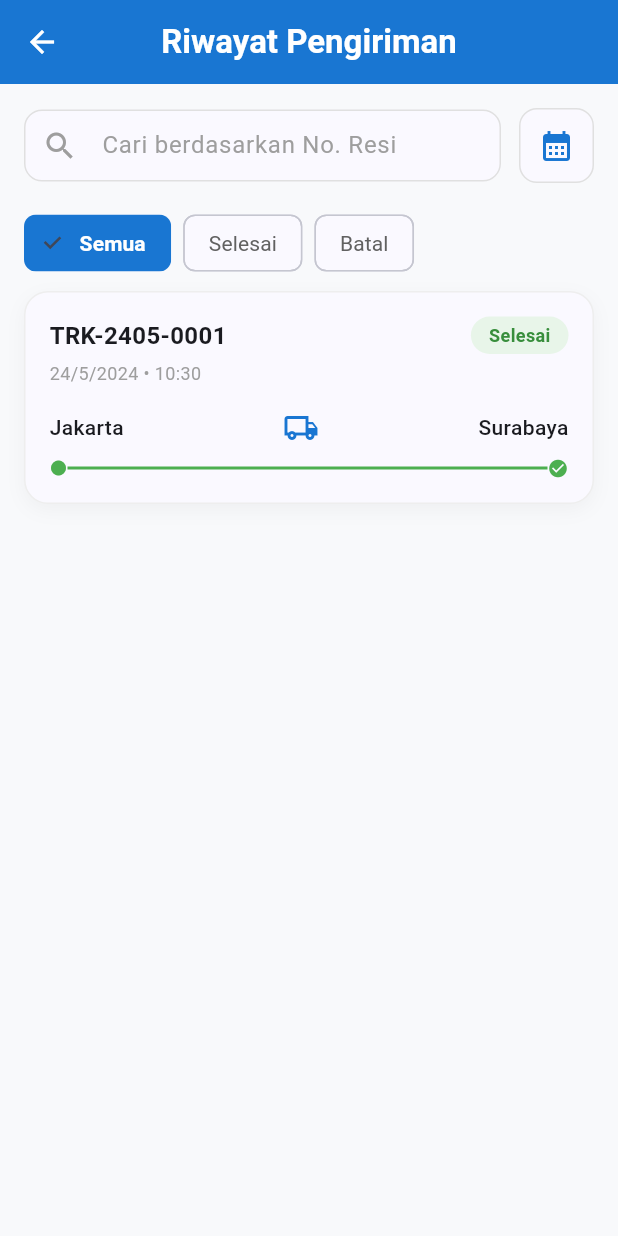
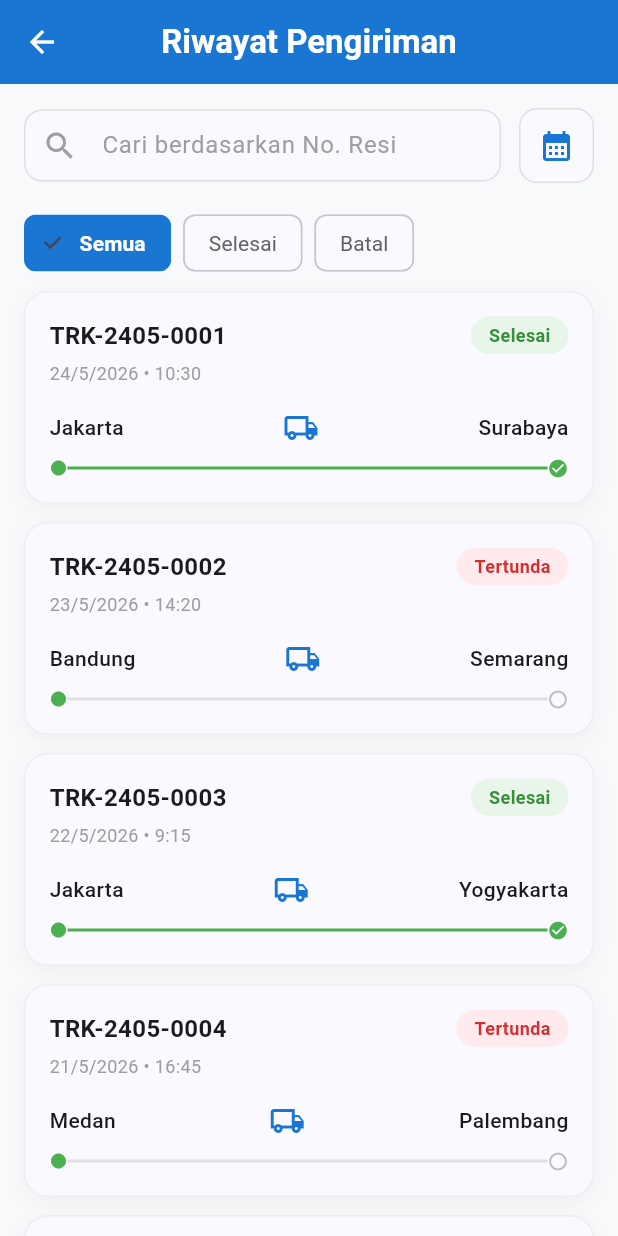
Before and after one commit to Galehramadhan/tracking-logistik-mobile, a Flutter app: the HistoryPage screen opened directly, on a phone screen of 412 x 824 dp. Run offline on Flutter 3.47's test engine with Material 3 defaults, Android fonts, the phone set to English and light mode, and no system bars; our stand-ins replace flutter_riverpod, google_maps_flutter, shared_preferences; missing offline and left inert: mobile_scanner; accounts and stored records are empty; Roboto replaces fonts that are missing (Poppins).

Commit message:
nambah data riwayat

```diff
--- a/tracking_logistik_app/lib/riwayat/data.dart
+++ b/tracking_logistik_app/lib/riwayat/data.dart
@@ -23,8 +23,14 @@ class ShipmentNotifier extends StateNotifier<List<ShipmentEntity>> {
 // 2. Ganti Provider biasa menjadi StateNotifierProvider
 final shipmentListProvider = StateNotifierProvider<ShipmentNotifier, List<ShipmentEntity>>((ref) {
   return ShipmentNotifier([
-    // Kamu bisa biarkan data dummy lamamu di sini sebagai nilai awal
-    ShipmentEntity(id: '1', resi: 'TRK-2405-0001', status: 'Selesai', date: DateTime(2024, 5, 24, 10, 30), origin: 'Jakarta', destination: 'Surabaya'),
+    ShipmentEntity(id: '1', resi: 'TRK-2405-0001', status: 'Selesai', date: DateTime(2026, 5, 24, 10, 30), origin: 'Jakarta', destination: 'Surabaya'),
+    ShipmentEntity(id: '2', resi: 'TRK-2405-0002', status: 'Tertunda', date: DateTime(2026, 5, 23, 14, 20), origin: 'Bandung', destination: 'Semarang'),
+    ShipmentEntity(id: '3', resi: 'TRK-2405-0003', status: 'Selesai', date: DateTime(2026, 5, 22, 9, 15), origin: 'Jakarta', destination: 'Yogyakarta'),
+    ShipmentEntity(id: '4', resi: 'TRK-2405-0004', status: 'Tertunda', date: DateTime(2026, 5, 21, 16, 45), origin: 'Medan', destination: 'Palembang'),
+    ShipmentEntity(id: '5', resi: 'TRK-2405-0005', status: 'Selesai', date: DateTime(2026, 5, 20, 8, 0), origin: 'Surabaya', destination: 'Bali'),
+    ShipmentEntity(id: '6', resi: 'TRK-2405-0006', status: 'Tertunda', date: DateTime(2026, 5, 19, 11, 10), origin: 'Makassar', destination: 'Manado'),
+    ShipmentEntity(id: '7', resi: 'TRK-2405-0007', status: 'Selesai', date: DateTime(2026, 5, 18, 13, 25), origin: 'Balikpapan', destination: 'Samarinda'),
+    ShipmentEntity(id: '8', resi: 'TRK-2405-0008', status: 'Selesai', date: DateTime(2026, 5, 17, 15, 50), origin: 'Jakarta', destination: 'Lampung'),
   ]);
 });
 
```
Also changed, not shown: 2 other files.
